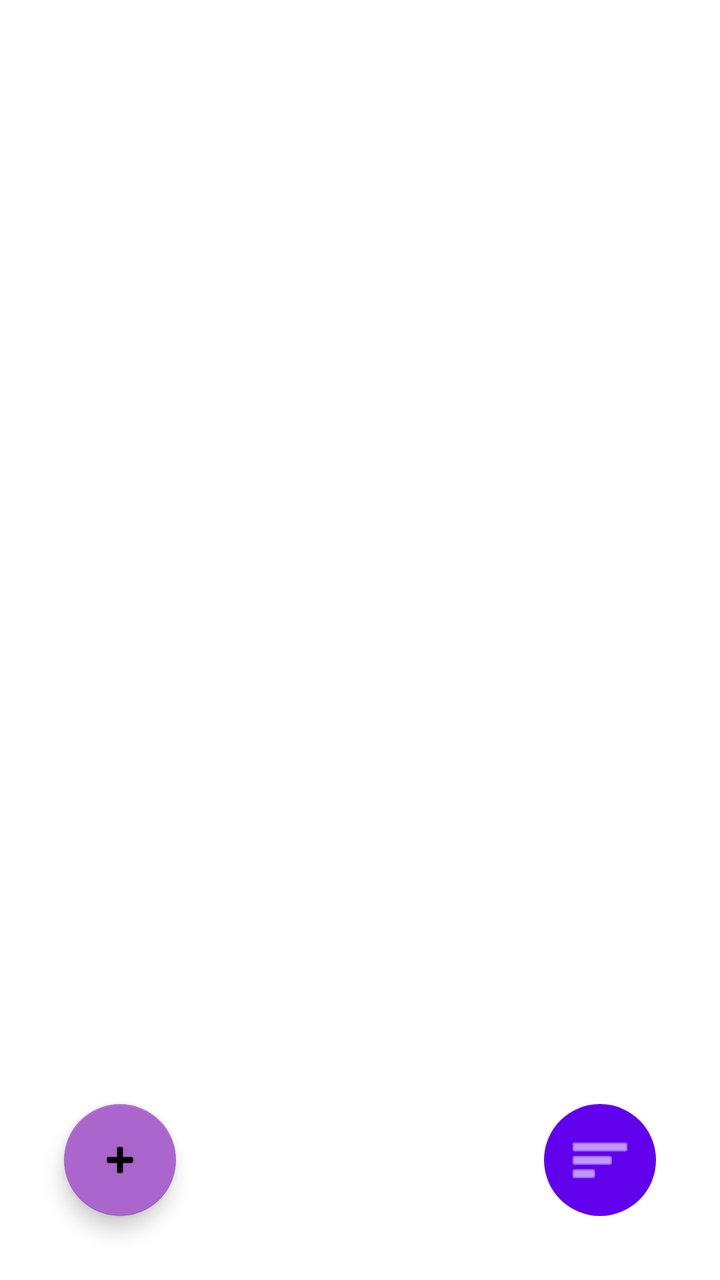
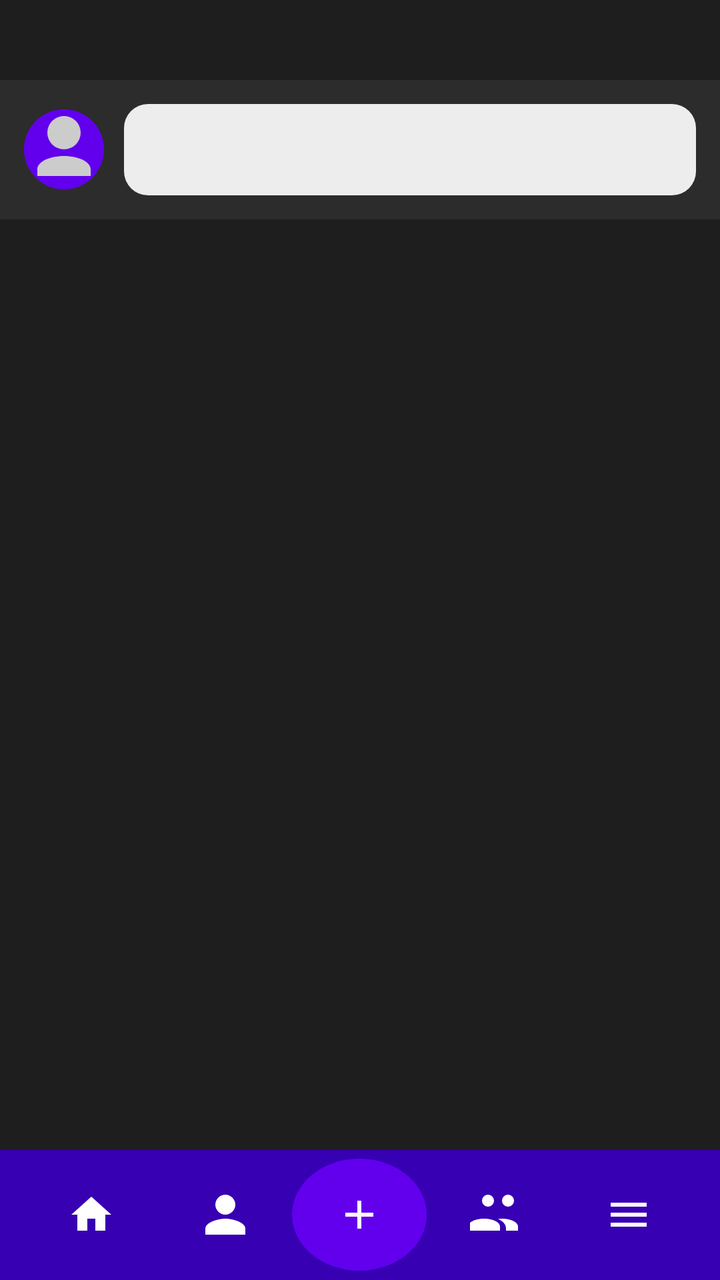

The first picture is an Android layout as it rendered before a commit; the second is the same layout after the commit. The layout source and the unified diff follow.
<!-- AndroidManifest.xml: application theme Theme.VIRE -->
<!-- res/layout/activity_home.xml -->
<?xml version="1.0" encoding="utf-8"?>
<RelativeLayout
    xmlns:android="http://schemas.android.com/apk/res/android"
    xmlns:app="http://schemas.android.com/apk/res-auto"
    android:layout_width="match_parent"
    android:layout_height="match_parent"
    android:padding="16dp">

    

    
    <ListView
        android:id="@+id/feedListView"
        android:layout_width="match_parent"
        android:layout_height="match_parent"
        android:layout_above="@id/fabAddPost"
        android:layout_alignParentTop="true"
        android:layout_marginTop="17dp"
        android:layout_marginBottom="15dp" />

    <com.google.android.material.floatingactionbutton.FloatingActionButton
        android:id="@+id/fabAddPost"
        android:layout_width="wrap_content"
        android:layout_height="wrap_content"
        android:layout_alignParentBottom="true"
        android:layout_alignParentStart="true"
        android:layout_margin="16dp"
        android:contentDescription="Add Post"
        android:src="@android:drawable/ic_input_add"
        app:backgroundTint="@android:color/holo_purple" />

    
    <ImageButton
        android:id="@+id/hamburgerButton"
        android:layout_width="56dp"
        android:layout_height="56dp"
        android:layout_alignParentBottom="true"
        android:layout_alignParentEnd="true"
        android:layout_margin="16dp"
        android:background="@drawable/circle_bg"
        android:src="@android:drawable/ic_menu_sort_by_size"
        android:contentDescription="Menu"
        android:tint="@android:color/white" />

</RelativeLayout>
<!-- resources referenced by this layout -->
<resources>
  <!-- drawable circle_bg (drawable) -->
  <?xml version="1.0" encoding="utf-8"?>
  
  <shape xmlns:android="http://schemas.android.com/apk/res/android"
      android:shape="oval">
      <solid android:color="#6200EE"/> 
      <size android:width="56dp" android:height="56dp"/>
  </shape>
  <!-- unchanged entries left out for length: 1 -->
</resources>

<!-- the commit's change to res/layout/activity_home.xml (unified diff, before → after) -->
@@ -4,42 +4,125 @@
     xmlns:app="http://schemas.android.com/apk/res-auto"
     android:layout_width="match_parent"
     android:layout_height="match_parent"
-    android:padding="16dp">
+    android:background="@color/darker_gray">
+
+    <View
+        android:id="@+id/topSpacer"
+        android:layout_width="match_parent"
+        android:layout_height="20dp"
+        android:background="@android:color/transparent"/>
+
 
     
+    <LinearLayout
+        android:id="@+id/postComposer"
+        android:layout_width="match_parent"
+        android:layout_height="wrap_content"
+        android:orientation="horizontal"
+        android:padding="12dp"
+        android:background="@color/dark_gray"
+        android:gravity="center_vertical"
+        android:layout_marginTop="20dp"
+        android:layout_below="@id/topSpacer">
+
+
+    <ImageView
+            android:id="@+id/userAvatar"
+            android:layout_width="40dp"
+            android:layout_height="40dp"
+            android:src="@drawable/ic_profile_placeholder"
+            android:background="@drawable/circle_bg"
+            android:contentDescription="User Avatar"
+            android:layout_marginEnd="10dp"/>
+
+        <TextView
+            android:id="@+id/createPostPrompt"
+            android:layout_width="match_parent"
+            android:layout_height="wrap_content"
+            android:text="What's on your mind?"
+            android:textColor="@color/light_gray"
+            android:textSize="16sp"
+            android:background="@drawable/search_bar_bg"
+            android:padding="12dp"
+            android:gravity="center_vertical"/>
+    </LinearLayout>
 
     
     <ListView
         android:id="@+id/feedListView"
         android:layout_width="match_parent"
         android:layout_height="match_parent"
-        android:layout_above="@id/fabAddPost"
-        android:layout_alignParentTop="true"
-        android:layout_marginTop="17dp"
-        android:layout_marginBottom="15dp" />
-
-    <com.google.android.material.floatingactionbutton.FloatingActionButton
-        android:id="@+id/fabAddPost"
-        android:layout_width="wrap_content"
-        android:layout_height="wrap_content"
-        android:layout_alignParentBottom="true"
-        android:layout_alignParentStart="true"
-        android:layout_margin="16dp"
-        android:contentDescription="Add Post"
-        android:src="@android:drawable/ic_input_add"
-        app:backgroundTint="@android:color/holo_purple" />
+        android:layout_below="@id/postComposer"
+        android:layout_above="@id/bottomNav"
+        android:divider="@color/dark_blue"
+        android:dividerHeight="8dp"
+        android:padding="8dp"
+        android:layout_marginBottom="4dp"/>
 
     
-    <ImageButton
-        android:id="@+id/hamburgerButton"
-        android:layout_width="56dp"
-        android:layout_height="56dp"
+    <LinearLayout
+        android:id="@+id/bottomNav"
+        android:layout_width="match_parent"
+        android:layout_height="65dp"
+        android:orientation="horizontal"
+        android:background="@color/purple_700"
+        android:gravity="center"
         android:layout_alignParentBottom="true"
-        android:layout_alignParentEnd="true"
-        android:layout_margin="16dp"
-        android:background="@drawable/circle_bg"
-        android:src="@android:drawable/ic_menu_sort_by_size"
-        android:contentDescription="Menu"
-        android:tint="@android:color/white" />
+        android:paddingHorizontal="12dp">
 
+        
+        <ImageButton
+            android:id="@+id/navHome"
+            android:layout_width="0dp"
+            android:layout_height="wrap_content"
+            android:layout_weight="1"
+            android:src="@drawable/ic_home"
+            android:background="@android:color/transparent"
+            android:tint="@android:color/white"
+            android:contentDescription="Home"/>
+
+        
+        <ImageButton
+            android:id="@+id/navProfile"
+            android:layout_width="0dp"
+            android:layout_height="wrap_content"
+            android:layout_weight="1"
+            android:src="@drawable/ic_profile"
+            android:background="@android:color/transparent"
+            android:tint="@android:color/white"
+            android:contentDescription="Profile"/>
+
+        
+        <ImageButton
+            android:id="@+id/navCreatePost"
+            android:layout_width="0dp"
+            android:layout_height="wrap_content"
+            android:layout_weight="1"
+            android:src="@drawable/ic_add"
+            android:background="@drawable/circle_bg"
+            android:tint="@android:color/white"
+            android:contentDescription="Create Post"/>
+
+        
+        <ImageButton
+            android:id="@+id/navFriends"
+            android:layout_width="0dp"
+            android:layout_height="wrap_content"
+            android:layout_weight="1"
+            android:src="@drawable/ic_friends"
+            android:background="@android:color/transparent"
+            android:tint="@android:color/white"
+            android:contentDescription="Friends"/>
+
+        
+        <ImageButton
+            android:id="@+id/navMenu"
+            android:layout_width="0dp"
+            android:layout_height="wrap_content"
+            android:layout_weight="1"
+            android:src="@drawable/ic_menu_hamburger"
+            android:background="@android:color/transparent"
+            android:tint="@android:color/white"
+            android:contentDescription="Menu"/>
+    </LinearLayout>
 </RelativeLayout>
<!-- resource entries referenced after the edit -->
@@ -1,13 +1,110 @@
 <!-- resources referenced by this layout -->
 <resources>
+  <color name="dark_blue">#00008B</color>
+  <color name="dark_gray">#2C2C2C</color>
+  <color name="darker_gray">#1E1E1E</color>
+  <color name="light_gray">#EDEDED</color>
+  <color name="purple_700">#3700B3</color>
   <!-- drawable circle_bg (drawable) -->
   <?xml version="1.0" encoding="utf-8"?>
   
   <shape xmlns:android="http://schemas.android.com/apk/res/android"
       android:shape="oval">
-      <solid android:color="#6200EE"/> 
-      <size android:width="56dp" android:height="56dp"/>
+  
+      
+      <solid android:color="@color/purple_500"/>
+  
+      
+      <size
+          android:width="56dp"
+          android:height="56dp"/>
   </shape>
+  <!-- drawable ic_add (drawable) -->
+  <?xml version="1.0" encoding="utf-8"?>
+  <vector xmlns:android="http://schemas.android.com/apk/res/android"
+      android:width="24dp"
+      android:height="24dp"
+      android:viewportWidth="24"
+      android:viewportHeight="24">
+      <path
+          android:fillColor="#FFFFFF"
+          android:pathData="M19,13h-6v6h-2v-6H5v-2h6V5h2v6h6v2z"/>
+  </vector>
+  <!-- drawable ic_friends (drawable) -->
+  <?xml version="1.0" encoding="utf-8"?>
+  <vector xmlns:android="http://schemas.android.com/apk/res/android"
+      android:width="24dp"
+      android:height="24dp"
+      android:viewportWidth="24"
+      android:viewportHeight="24">
+  
+      
+      <path
+          android:fillColor="#FFFFFF"
+          android:pathData="M9,8a3,3 0 1,0 0,-6a3,3 0 1,0 0,6z"/>
+  
+      
+      <path
+          android:fillColor="#FFFFFF"
+          android:pathData="M15,20v-2c0,-2.21 -3.58,-4 -8,-4s-8,1.79 -8,4v2h16z"/>
+  
+      
+      <path
+          android:fillColor="#FFFFFF"
+          android:pathData="M19,8a3,3 0 1,0 0,-6a3,3 0 1,0 0,6z"/>
+  
+      
+      <path
+          android:fillColor="#FFFFFF"
+          android:pathData="M24,20v-2c0,-2.21 -3.58,-4 -8,-4c-0.69,0 -1.35,0.06 -2,0.17c2.33,1.02 4,2.53 4,4.83v1h6z"/>
+  </vector>
+  <!-- drawable ic_home (drawable) -->
+  <?xml version="1.0" encoding="utf-8"?>
+  <vector xmlns:android="http://schemas.android.com/apk/res/android"
+      android:width="24dp" android:height="24dp"
+      android:viewportWidth="24" android:viewportHeight="24">
+      <path
+          android:fillColor="#000000"
+          android:pathData="M10,20v-6h4v6h5v-8h3L12,3 2,12h3v8z"/>
+  </vector>
+  <!-- drawable ic_menu_hamburger (drawable) -->
+  <?xml version="1.0" encoding="utf-8"?>
+  <vector xmlns:android="http://schemas.android.com/apk/res/android"
+      android:width="24dp"
+      android:height="24dp"
+      android:viewportWidth="24"
+      android:viewportHeight="24">
+      <path
+          android:fillColor="#000000"
+          android:pathData="M3,6h18v2H3V6zM3,11h18v2H3v-2zM3,16h18v2H3v-2z"/>
+  </vector>
+  <!-- drawable ic_profile (drawable) -->
+  <?xml version="1.0" encoding="utf-8"?>
+  <vector xmlns:android="http://schemas.android.com/apk/res/android"
+      android:width="24dp" android:height="24dp"
+      android:viewportWidth="24" android:viewportHeight="24">
+      <path
+          android:fillColor="#000000"
+          android:pathData="M12,12c2.7,0 5-2.3 5-5s-2.3-5 -5-5 -5,2.3 -5,5 2.3,5 5,5zm0,2c-3.3,0 -10,1.7 -10,5v3h20v-3c0-3.3 -6.7-5 -10-5z"/>
+  </vector>
+  <!-- drawable ic_profile_placeholder (drawable) -->
+  <?xml version="1.0" encoding="utf-8"?>
+  <vector xmlns:android="http://schemas.android.com/apk/res/android"
+      android:width="100dp"
+      android:height="100dp"
+      android:viewportWidth="24"
+      android:viewportHeight="24">
+      <path
+          android:fillColor="#CCCCCC"
+          android:pathData="M12,12a5,5 0 1,0 -5,-5a5,5 0 0,0 5,5zM12,14c-4.42,0 -8,1.79 -8,4v2h16v-2c0,-2.21 -3.58,-4 -8,-4z"/>
+  </vector>
+  <!-- drawable search_bar_bg (drawable) -->
+  <?xml version="1.0" encoding="utf-8"?>
+  <shape xmlns:android="http://schemas.android.com/apk/res/android" android:shape="rectangle">
+      <solid android:color="@color/light_gray" />
+      <corners android:radius="12dp" />
+  </shape>
+  <color name="purple_500">#6200EE</color>
   <!-- unchanged entries left out for length: 1 -->
 </resources>
 
